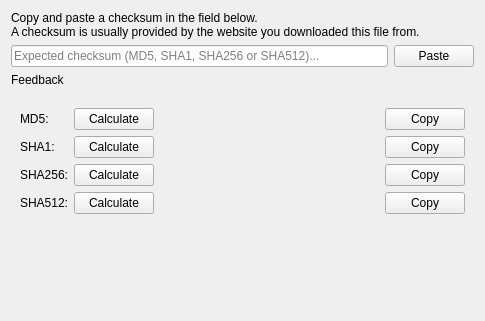
Above: src/widgets/checksumswidget.ui from KDE/kio before the change; both pictures show x 0 to 485 and y 0 to 321 of the 485 by 463 pixel window. Below: the same form after it.
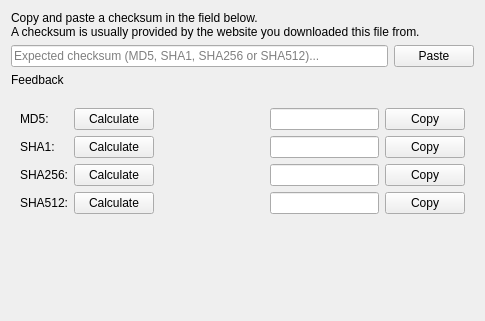
That is the form after the change. Icons and pictures are not drawn. Custom widgets are drawn as their Qt base class.

Commit message: KPropertiesDialog/Checksums: Make accessible

```diff
--- a/src/widgets/checksumswidget.ui
+++ b/src/widgets/checksumswidget.ui
@@ -108,6 +108,16 @@
           </property>
          </spacer>
         </item>
+        <item>
+         <widget class="QLineEdit" name="md5LineEdit">
+          <property name="readOnly">
+           <bool>true</bool>
+          </property>
+          <property name="visible">
+           <bool>false</bool>
+          </property>
+         </widget>
+        </item>
         <item>
          <widget class="QPushButton" name="md5CopyButton">
           <property name="toolTip">
@@ -145,6 +155,16 @@
           </property>
          </spacer>
         </item>
+        <item>
+         <widget class="QLineEdit" name="sha1LineEdit">
+          <property name="readOnly">
+           <bool>true</bool>
+          </property>
+          <property name="visible">
+           <bool>false</bool>
+          </property>
+         </widget>
+        </item>
         <item>
          <widget class="QPushButton" name="sha1CopyButton">
           <property name="toolTip">
@@ -182,6 +202,16 @@
           </property>
          </spacer>
         </item>
+        <item>
+         <widget class="QLineEdit" name="sha256LineEdit">
+          <property name="readOnly">
+           <bool>true</bool>
+          </property>
+          <property name="visible">
+           <bool>false</bool>
+          </property>
+         </widget>
+        </item>
         <item>
          <widget class="QPushButton" name="sha256CopyButton">
           <property name="toolTip">
@@ -219,6 +249,16 @@
           </property>
          </spacer>
         </item>
+        <item>
+         <widget class="QLineEdit" name="sha512LineEdit">
+          <property name="readOnly">
+           <bool>true</bool>
+          </property>
+          <property name="visible">
+           <bool>false</bool>
+          </property>
+         </widget>
+        </item>
         <item>
          <widget class="QPushButton" name="sha512CopyButton">
           <property name="toolTip">
```
Left out of the diff: 18 changed lines with no effect on the pictures. The commit also changes 1 other file.
